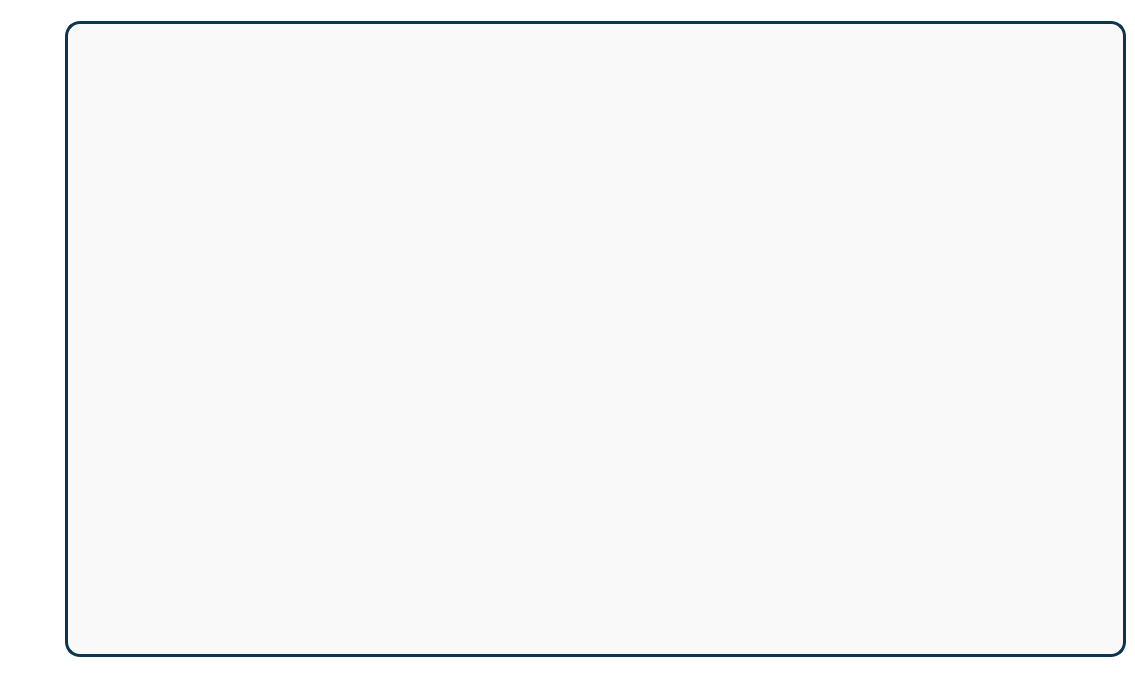
The window that client/mainwindow.ui (nekosilverfox/foxcloud) describes before a commit, drawn with Qt 5.
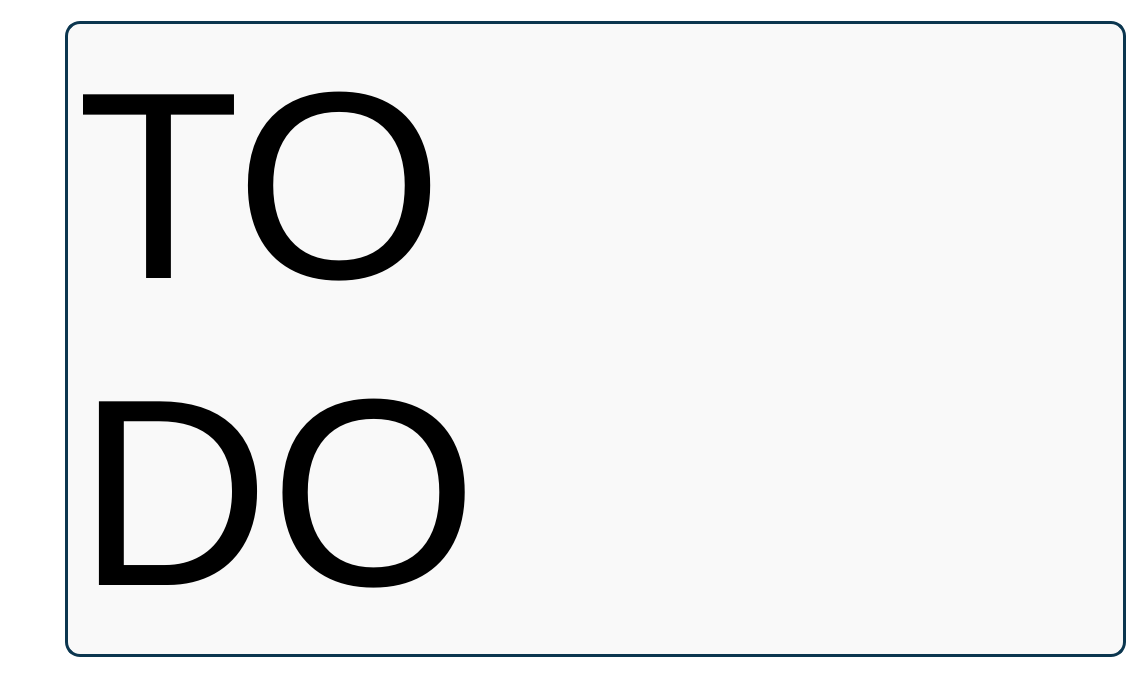
The same window after the commit. The open tabs and pages were chosen to show the change. Custom widgets are drawn as their Qt base class.

Commit message: 增加 上传时自动跳转到上传界面

```diff
--- a/client/mainwindow.ui
+++ b/client/mainwindow.ui
@@ -138,7 +138,23 @@
            </item>
           </layout>
          </widget>
-         <widget class="QWidget" name="pTopDownload"/>
+         <widget class="QWidget" name="pTopDownload">
+          <layout class="QVBoxLayout" name="verticalLayout_5">
+           <item>
+            <widget class="QLabel" name="label">
+             <property name="font">
+              <font>
+               <pointsize>256</pointsize>
+              </font>
+             </property>
+             <property name="text">
+              <string>TO
+DO</string>
+             </property>
+            </widget>
+           </item>
+          </layout>
+         </widget>
          <widget class="QWidget" name="pTransport">
           <layout class="QVBoxLayout" name="verticalLayout_3">
            <item>
```
Left out of the diff: 4 changed lines with no effect on the pictures. The commit also changes 6 other files.
